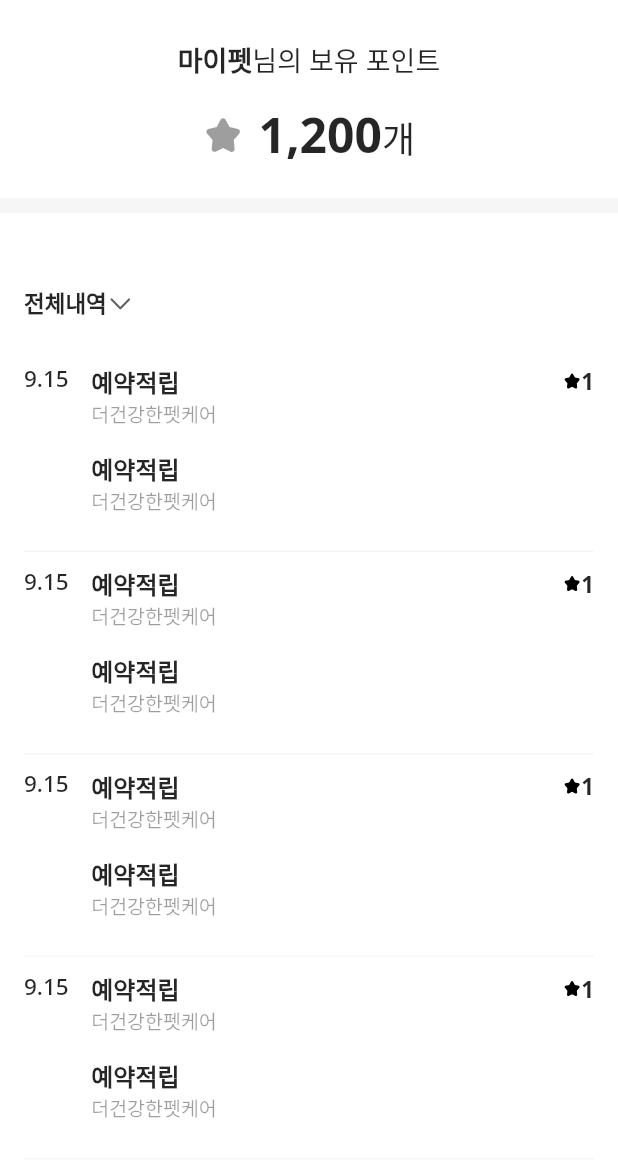
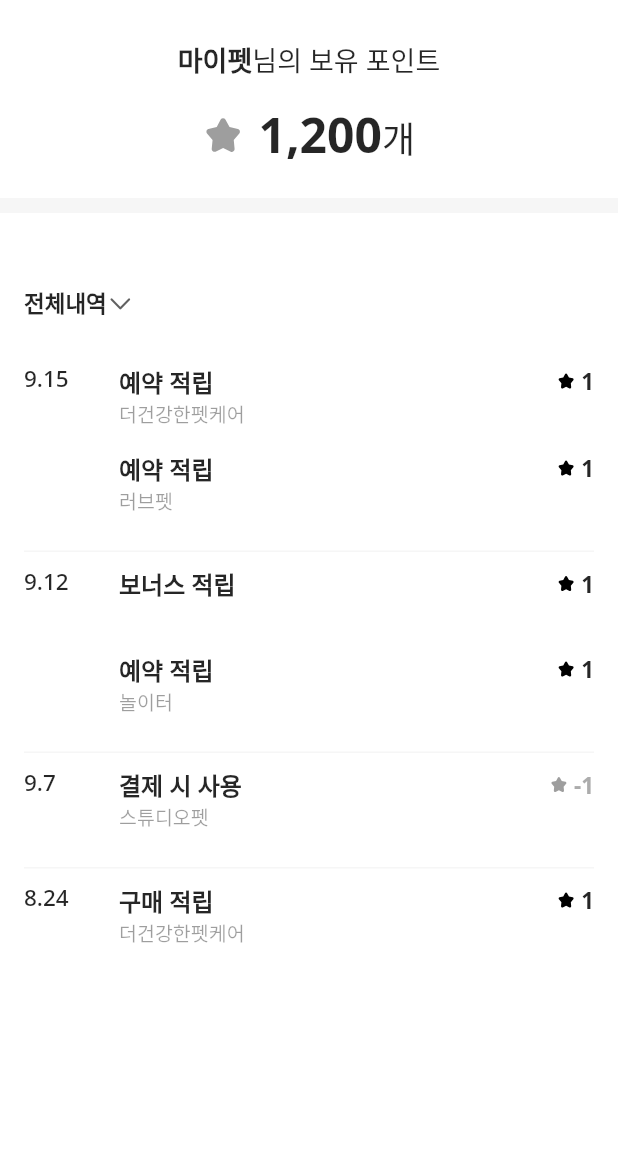
Before and after one commit to mugon-dev/flutter-reservation, a Flutter app: the screen it shows after launch, after a tap on "포인트", on a phone screen of 412 x 824 dp, the part 60-1236 px from its top. Run offline on Flutter 3.47's test engine with Material 2 defaults, Android fonts, the phone set to English and light mode, and no system bars; our stand-ins replace flutter_svg, get, google_fonts.

Commit message:
포인트 내역 페이지 완성

```diff
--- a/lib/controller/point_controller.dart
+++ b/lib/controller/point_controller.dart
@@ -1,6 +1,72 @@
 import 'package:get/get.dart';
+import 'package:mypet_reservation/domain/point.dart';
 
 class PointController extends GetxController {
   static PointController get to => Get.find();
   RxString dropdownValue = '전체내역'.obs;
+  RxList<Point> pointList = <Point>[].obs;
+  RxList<Point> pointFilterList = <Point>[].obs;
+
+  @override
+  void onInit() {
+    // TODO: implement onInit
+    super.onInit();
+    // 전체 포인트 내역
+    pointList(samplePoint);
+    filterPointList(POINTFILTERTYPE.WHOLE);
+  }
+
+  void filterPointList(POINTFILTERTYPE pointFilterType) {
+    // filter 받아 정렬 후 날짜별 나열
+    List<Point> filterList = [];
+    switch (pointFilterType) {
+      case POINTFILTERTYPE.WHOLE:
+        for (var element in pointList) {
+          filterList.add(
+            Point(
+              date: element.date,
+              pointUsage: element.pointUsage.toList(),
+            ),
+          );
+        }
+        break;
+      case POINTFILTERTYPE.SAVE:
+        for (var element in pointList) {
+          if (element.pointUsage
+              .where((data) =>
+                  data.pointType == POINTTYPE.BOUNS ||
+                  data.pointType == POINTTYPE.RESERVATION)
+              .isNotEmpty) {
+            filterList.add(
+              Point(
+                  date: element.date,
+                  pointUsage: element.pointUsage
+                      .where((data) =>
+                          data.pointType == POINTTYPE.BOUNS ||
+                          data.pointType == POINTTYPE.RESERVATION)
+                      .toList()),
+            );
+          }
+        }
+        break;
+      case POINTFILTERTYPE.USE:
+        for (var element in pointList) {
+          if (element.pointUsage
+              .where((data) => data.pointType == POINTTYPE.USEPOINT)
+              .isNotEmpty) {
+            filterList.add(
+              Point(
+                  date: element.date,
+                  pointUsage: element.pointUsage
+                      .where((data) => data.pointType == POINTTYPE.USEPOINT)
+                      .toList()),
+            );
+          }
+        }
+        break;
+    }
+    // 정렬
+    for (var element in filterList) {}
+    pointFilterList([...filterList]);
+  }
 }
--- a/lib/domain/point.dart
+++ b/lib/domain/point.dart
@@ -1,59 +1,80 @@
-enum POINTTYPE { PURCHASE, BOUNS, RESERVATION }
+enum POINTTYPE { PURCHASE, BOUNS, RESERVATION, USEPOINT }
+enum POINTFILTERTYPE { WHOLE, SAVE, USE }
 
 class Point {
   final String date;
+  final List<PointUsage> pointUsage;
+
+  Point({required this.date, required this.pointUsage});
+  Map<String, dynamic> toJson() => {
+        'date': date,
+        'pointUsage': pointUsage.map((e) => e.toJson()).toList(),
+      };
+}
+
+class PointUsage {
   final POINTTYPE pointType;
   final String address;
   final String usePoint;
 
-  Point(
-      {required this.date,
-      required this.pointType,
-      required this.address,
-      required this.usePoint});
+  PointUsage(
+      {required this.pointType, required this.address, required this.usePoint});
+  Map<String, dynamic> toJson() => {
+        "pointType": pointType.toString(),
+        "address": address,
+        "usePoint": usePoint,
+      };
 }
 
 List<Point> samplePoint = [
   Point(
     date: '9.15',
+    pointUsage: [
+      PointUsage(
         pointType: POINTTYPE.RESERVATION,
         address: '더건강한펫케어',
         usePoint: '1',
       ),
-  Point(
-    date: '9.12',
+      PointUsage(
         pointType: POINTTYPE.RESERVATION,
         address: '러브펫',
         usePoint: '1',
       ),
+    ],
+  ),
   Point(
     date: '9.12',
+    pointUsage: [
+      PointUsage(
         pointType: POINTTYPE.BOUNS,
         address: '',
         usePoint: '1',
       ),
-  Point(
-    date: '9.12',
+      PointUsage(
         pointType: POINTTYPE.RESERVATION,
         address: '놀이터',
         usePoint: '1',
       ),
+    ],
+  ),
   Point(
     date: '9.7',
-    pointType: POINTTYPE.PURCHASE,
+    pointUsage: [
+      PointUsage(
+        pointType: POINTTYPE.USEPOINT,
         address: '스튜디오펫',
         usePoint: '-1',
       ),
-  Point(
-    date: '9.15',
-    pointType: POINTTYPE.RESERVATION,
-    address: '더건강한펫케어',
-    usePoint: '1',
+    ],
   ),
   Point(
     date: '8.24',
+    pointUsage: [
+      PointUsage(
         pointType: POINTTYPE.PURCHASE,
         address: '더건강한펫케어',
         usePoint: '1',
       ),
+    ],
+  ),
 ];
--- /dev/null
+++ b/lib/view/point/components/point_list.dart
@@ -0,0 +1,103 @@
+import 'package:flutter/material.dart';
+import 'package:flutter_svg/svg.dart';
+import 'package:get/get.dart';
+import 'package:mypet_reservation/controller/point_controller.dart';
+import 'package:mypet_reservation/domain/point.dart';
+import 'package:mypet_reservation/util/text_theme.dart';
+
+class PointList extends StatelessWidget {
+  const PointList({
+    Key? key,
+  }) : super(key: key);
+
+  @override
+  Widget build(BuildContext context) {
+    PointController pointController = Get.find();
+    return Expanded(
+      child: Padding(
+        padding: const EdgeInsets.symmetric(horizontal: 16.0),
+        child: Obx(
+          () => ListView.separated(
+            shrinkWrap: true,
+            // 날짜 기준 데이터 가져오기
+            itemBuilder: (context, index) {
+              return Obx(
+                  () => dateListItem(pointController.pointFilterList[index]));
+            },
+            separatorBuilder: (context, index) {
+              return const Divider(
+                height: 19,
+                thickness: 1,
+                color: Color(0xfff6f6f6),
+              );
+            },
+            itemCount: pointController.pointFilterList.length,
+          ),
+        ),
+      ),
+    );
+  }
+
+  Widget dateListItem(Point pointFilterList) {
+    return Row(
+      mainAxisAlignment: MainAxisAlignment.start,
+      crossAxisAlignment: CrossAxisAlignment.start,
+      children: [
+        Expanded(child: Text(pointFilterList.date, style: textStyle(size: 15))),
+        Expanded(
+          flex: 5,
+          child: ListView(
+            physics: const NeverScrollableScrollPhysics(),
+            shrinkWrap: true,
+            // List.generate(length, (index) => null) 로 바꿔 같은 날짜의 데이터 뽑기
+            children: List.generate(pointFilterList.pointUsage.length,
+                (index) => detailListItem(pointFilterList.pointUsage[index])),
+          ),
+        ),
+      ],
+    );
+  }
+
+  Widget detailListItem(PointUsage pointUsage) {
+    Map<POINTTYPE, String> pointTypeTr = {
+      POINTTYPE.RESERVATION: "예약 적립",
+      POINTTYPE.BOUNS: "보너스 적립",
+      POINTTYPE.PURCHASE: "구매 적립",
+      POINTTYPE.USEPOINT: "결제 시 사용",
+    };
+    return Column(
+      crossAxisAlignment: CrossAxisAlignment.start,
+      children: [
+        Row(
+          mainAxisAlignment: MainAxisAlignment.spaceBetween,
+          children: [
+            Text(pointTypeTr[pointUsage.pointType].toString(),
+                style: textStyle(size: 16, fontWeight: FontWeight.bold)),
+            Row(
+              children: [
+                SvgPicture.asset('assets/icons/icon_star.svg',
+                    width: 12,
+                    height: 12,
+                    color: pointUsage.pointType == POINTTYPE.USEPOINT
+                        ? Colors.grey
+                        : Colors.black),
+                const SizedBox(width: 4),
+                Text(
+                  pointUsage.usePoint,
+                  style: textStyle(
+                      size: 15,
+                      fontWeight: FontWeight.bold,
+                      color: pointUsage.pointType == POINTTYPE.USEPOINT
+                          ? Colors.grey
+                          : Colors.black),
+                ),
+              ],
+            )
+          ],
+        ),
+        Text(pointUsage.address, style: textStyle(size: 13, opacity: 0.38)),
+        const SizedBox(height: 15),
+      ],
+    );
+  }
+}
--- a/lib/view/point/point_page.dart
+++ b/lib/view/point/point_page.dart
@@ -3,12 +3,15 @@ import 'package:flutter/material.dart';
 import 'package:flutter_svg/svg.dart';
 import 'package:get/get.dart';
 import 'package:mypet_reservation/controller/point_controller.dart';
+import 'package:mypet_reservation/domain/point.dart';
 import 'package:mypet_reservation/util/text_theme.dart';
+
+import 'components/point_list.dart';
 
 class PointPage extends StatelessWidget {
   PointPage({Key? key}) : super(key: key);
   PointController pointController = Get.find();
-
+  final List<String> filter = ['전체내역', '적립내역', '사용내역'];
   @override
   Widget build(BuildContext context) {
     return Scaffold(
@@ -86,10 +89,20 @@ class PointPage extends StatelessWidget {
                   style: textStyle(fontWeight: FontWeight.bold, size: 15.0),
                   onChanged: (String? newValue) {
                     pointController.dropdownValue.value = newValue!;
+                    switch (filter.indexOf(newValue)) {
+                      case 0:
+                        pointController.filterPointList(POINTFILTERTYPE.WHOLE);
+                        break;
+                      case 1:
+                        pointController.filterPointList(POINTFILTERTYPE.SAVE);
+                        break;
+                      case 2:
+                        pointController.filterPointList(POINTFILTERTYPE.USE);
+                        break;
+                    }
                   },
                   underline: DropdownButtonHideUnderline(child: Container()),
-                  items: <String>['전체내역', '적립내역', '사용내역']
-                      .map<DropdownMenuItem<String>>((String value) {
+                  items: filter.map<DropdownMenuItem<String>>((String value) {
                     return DropdownMenuItem<String>(
                       value: value,
                       child: Text(value),
@@ -97,83 +110,7 @@ class PointPage extends StatelessWidget {
                   }).toList(),
                 )),
           ),
-          Expanded(
-            child: Padding(
-              padding: const EdgeInsets.symmetric(horizontal: 16.0),
-              child: ListView.separated(
-                shrinkWrap: true,
-                itemBuilder: (context, index) {
-                  return Row(
-                    mainAxisAlignment: MainAxisAlignment.start,
-                    crossAxisAlignment: CrossAxisAlignment.start,
-                    children: [
-                      Text('9.15', style: textStyle(size: 15)),
-                      const SizedBox(width: 15),
-                      Expanded(
-                        child: ListView(
-                          physics: const NeverScrollableScrollPhysics(),
-                          shrinkWrap: true,
-                          children: [
-                            Column(
-                              crossAxisAlignment: CrossAxisAlignment.start,
-                              children: [
-                                Row(
-                                  mainAxisAlignment:
-                                      MainAxisAlignment.spaceBetween,
-                                  children: [
-                                    Text('예약적립',
-                                        style: textStyle(
-                                            size: 16,
-                                            fontWeight: FontWeight.bold)),
-                                    Row(
-                                      children: [
-                                        SvgPicture.asset(
-                                            'assets/icons/icon_star.svg',
-                                            width: 12,
-                                            height: 12),
-                                        Text(
-                                          '1',
-                                          style: textStyle(
-                                              size: 15,
-                                              fontWeight: FontWeight.bold),
-                                        ),
-                                      ],
-                                    )
-                                  ],
-                                ),
-                                Text('더건강한펫케어',
-                                    style: textStyle(size: 13, opacity: 0.38)),
-                                const SizedBox(height: 15),
-                              ],
-                            ),
-                            Column(
-                              crossAxisAlignment: CrossAxisAlignment.start,
-                              children: [
-                                Text('예약적립',
-                                    style: textStyle(
-                                        size: 16, fontWeight: FontWeight.bold)),
-                                Text('더건강한펫케어',
-                                    style: textStyle(size: 13, opacity: 0.38)),
-                                const SizedBox(height: 15),
-                              ],
-                            )
-                          ],
-                        ),
-                      ),
-                    ],
-                  );
-                },
-                separatorBuilder: (context, index) {
-                  return const Divider(
-                    height: 19,
-                    thickness: 1,
-                    color: Color(0xfff6f6f6),
-                  );
-                },
-                itemCount: 5,
-              ),
-            ),
-          )
+          const PointList()
         ],
       ),
     );
--- a/lib/view/reservation/components/time_box.dart
+++ b/lib/view/reservation/components/time_box.dart
@@ -17,7 +17,7 @@ class TimeBox extends StatelessWidget {
         const SizedBox(height: 14),
         Wrap(
           spacing: 8,
-          runSpacing: 12,
+          runSpacing: 10,
           children: List.generate(reservationController.sampleAm.length,
               (index) => _timeBoxItem(index, TIMETYPE.AM)),
         ),
@@ -26,7 +26,7 @@ class TimeBox extends StatelessWidget {
         const SizedBox(height: 14),
         Wrap(
           spacing: 8,
-          runSpacing: 12,
+          runSpacing: 10,
           children: List.generate(reservationController.samplePm.length,
               (index) => _timeBoxItem(index, TIMETYPE.PM)),
         ),
@@ -67,7 +67,7 @@ class TimeBox extends StatelessWidget {
     int index,
     TIMETYPE type,
   ) {
-    RxList<Time> sample;
+    List<Time> sample;
     if (type == TIMETYPE.AM) {
       sample = reservationController.sampleAm;
     } else {
--- a/lib/view/reservation/reservation_page.dart
+++ b/lib/view/reservation/reservation_page.dart
@@ -53,13 +53,17 @@ class ReservationPage extends StatelessWidget {
                     _divider(),
                     const SizedBox(height: 40),
                     Obx(
-                      () => AnimatedOpacity(
-                        opacity:
-                            ReservationController.to.visible.value ? 1.0 : 0.0,
-                        duration: const Duration(milliseconds: 100),
-                        child: TimeBox(),
+                      () => IgnorePointer(
+                        ignoring: !ReservationController.to.visible.value,
+                        child: AnimatedOpacity(
+                          opacity: ReservationController.to.visible.value
+                              ? 1.0
+                              : 0.0,
+                          duration: const Duration(milliseconds: 100),
+                          child: TimeBox(),
+                        ),
                       ),
-                    )
+                    ),
                   ],
                 ),
               ],
```
Also changed, not shown: 1 other file. Lines whose indentation alone changed are shown as unchanged.
